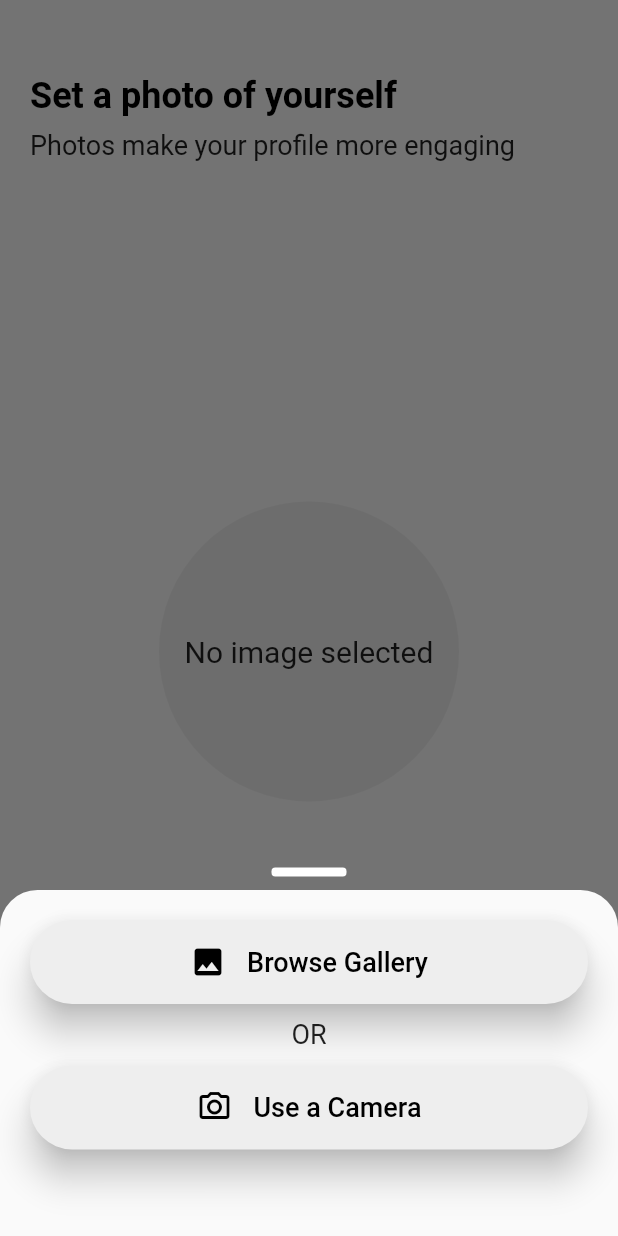
After one commit to piwlak/moviles1, a Flutter app: the SetPhotoScreen screen opened directly, after a tap on "No image selected", on a phone screen of 412 x 824 dp. The commit adds this screen. Run offline on Flutter 3.47's test engine with Material 2 defaults, Android fonts, the phone set to English and light mode, and no system bars; our stand-ins replace font_awesome_flutter, hexcolor, image_cropper, image_picker, otp_text_field, sqflite; missing offline and left inert: day_night_switcher, image_cropper_for_web, image_picker_for_web; accounts and stored records are empty; key blocks and very long unbroken strings in the code were emptied for the run.

```diff
--- a/lib/provider/theme_provider.dart
+++ b/lib/provider/theme_provider.dart
@@ -1,5 +1,3 @@
-import 'dart:js';
-
 import 'package:flutter/material.dart';
 import 'package:moviles1/settings/styles_settings.dart';
 
--- a/lib/screen/dashboard_screen.dart
+++ b/lib/screen/dashboard_screen.dart
@@ -1,5 +1,3 @@
-import 'dart:html';
-
 import 'package:day_night_switcher/day_night_switcher.dart';
 import 'package:flutter/material.dart';
 import 'package:moviles1/provider/theme_provider.dart';
--- a/lib/screen/registration_page.dart
+++ b/lib/screen/registration_page.dart
@@ -33,7 +33,6 @@ class _RegistrationPageState extends State<RegistrationPage> {
       final image = await ImagePicker().pickImage(source: source);
       if (image == null) return;
       File? img = File(image.path);
-      img = await _cropImage(imageFile: img);
       setState(() {
         _image = img;
         Navigator.of(context).pop();
@@ -42,13 +41,6 @@ class _RegistrationPageState extends State<RegistrationPage> {
       print(e);
       Navigator.of(context).pop();
     }
-  }
-
-  Future<File?> _cropImage({required File imageFile}) async {
-    CroppedFile? croppedImage =
-        await ImageCropper().cropImage(sourcePath: imageFile.path);
-    if (croppedImage == null) return null;
-    return File(croppedImage.path);
   }
 
   void _showSelectPhotoOptions(BuildContext context) {
--- /dev/null
+++ b/lib/screen/set_photo_screen.dart
@@ -0,0 +1,158 @@
+import 'dart:io';
+
+import 'package:flutter/material.dart';
+import 'package:flutter/services.dart';
+import 'package:image_cropper/image_cropper.dart';
+import 'package:image_picker/image_picker.dart';
+import '../widgets/common_buttons.dart';
+import '../constants.dart';
+import 'select_photo_options_screen.dart';
+
+// ignore: must_be_immutable
+class SetPhotoScreen extends StatefulWidget {
+  const SetPhotoScreen({super.key});
+
+  static const id = 'set_photo_screen';
+
+  @override
+  State<SetPhotoScreen> createState() => _SetPhotoScreenState();
+}
+
+class _SetPhotoScreenState extends State<SetPhotoScreen> {
+  File? _image;
+
+  Future _pickImage(ImageSource source) async {
+    try {
+      final image = await ImagePicker().pickImage(source: source);
+      if (image == null) return;
+      File? img = File(image.path);
+      setState(() {
+        _image = img;
+        Navigator.of(context).pop();
+      });
+    } on PlatformException catch (e) {
+      print(e);
+      Navigator.of(context).pop();
+    }
+  }
+
+  void _showSelectPhotoOptions(BuildContext context) {
+    showModalBottomSheet(
+      context: context,
+      isScrollControlled: true,
+      shape: const RoundedRectangleBorder(
+        borderRadius: BorderRadius.vertical(
+          top: Radius.circular(25.0),
+        ),
+      ),
+      builder: (context) => DraggableScrollableSheet(
+          initialChildSize: 0.28,
+          maxChildSize: 0.4,
+          minChildSize: 0.28,
+          expand: false,
+          builder: (context, scrollController) {
+            return SingleChildScrollView(
+              controller: scrollController,
+              child: SelectPhotoOptionsScreen(
+                onTap: _pickImage,
+              ),
+            );
+          }),
+    );
+  }
+
+  @override
+  Widget build(BuildContext context) {
+    return Scaffold(
+      body: SafeArea(
+        child: Padding(
+          padding:
+              const EdgeInsets.only(left: 20, right: 20, bottom: 30, top: 20),
+          child: Column(
+            crossAxisAlignment: CrossAxisAlignment.start,
+            mainAxisAlignment: MainAxisAlignment.spaceBetween,
+            children: [
+              Column(
+                children: [
+                  Column(
+                    crossAxisAlignment: CrossAxisAlignment.start,
+                    children: const [
+                      SizedBox(
+                        height: 30,
+                      ),
+                      Text(
+                        'Set a photo of yourself',
+                        style: kHeadTextStyle,
+                      ),
+                      SizedBox(
+                        height: 8,
+                      ),
+                      Text(
+                        'Photos make your profile more engaging',
+                        style: kHeadSubtitleTextStyle,
+                      ),
+                    ],
+                  ),
+                ],
+              ),
+              const SizedBox(
+                height: 8,
+              ),
+              Padding(
+                padding: const EdgeInsets.all(28.0),
+                child: Center(
+                  child: GestureDetector(
+                    behavior: HitTestBehavior.translucent,
+                    onTap: () {
+                      _showSelectPhotoOptions(context);
+                    },
+                    child: Center(
+                      child: Container(
+                          height: 200.0,
+                          width: 200.0,
+                          decoration: BoxDecoration(
+                            shape: BoxShape.circle,
+                            color: Colors.grey.shade200,
+                          ),
+                          child: Center(
+                            child: _image == null
+                                ? const Text(
+                                    'No image selected',
+                                    style: TextStyle(fontSize: 20),
+                                  )
+                                : CircleAvatar(
+                                    backgroundImage: FileImage(_image!),
+                                    radius: 200.0,
+                                  ),
+                          )),
+                    ),
+                  ),
+                ),
+              ),
+              Column(
+                crossAxisAlignment: CrossAxisAlignment.stretch,
+                children: [
+                  CommonButtons(
+                    onTap: () => _showSelectPhotoOptions(context),
+                    backgroundColor: Colors.black,
+                    textColor: Colors.white,
+                    textLabel: 'Add a Photo',
+                  ),
+                  const SizedBox(
+                    height: 30,
+                  ),
+                  CommonButtons(
+                    onTap: () => _showSelectPhotoOptions(context),
+                    backgroundColor: Colors.black,
+                    textColor: Colors.white,
+                    textLabel: 'Continue',
+                  ),
+                ],
+              ),
+            ],
+          ),
+        ),
+      ),
+    );
+  }
+}
```
Also changed, not shown: 2 other files.
